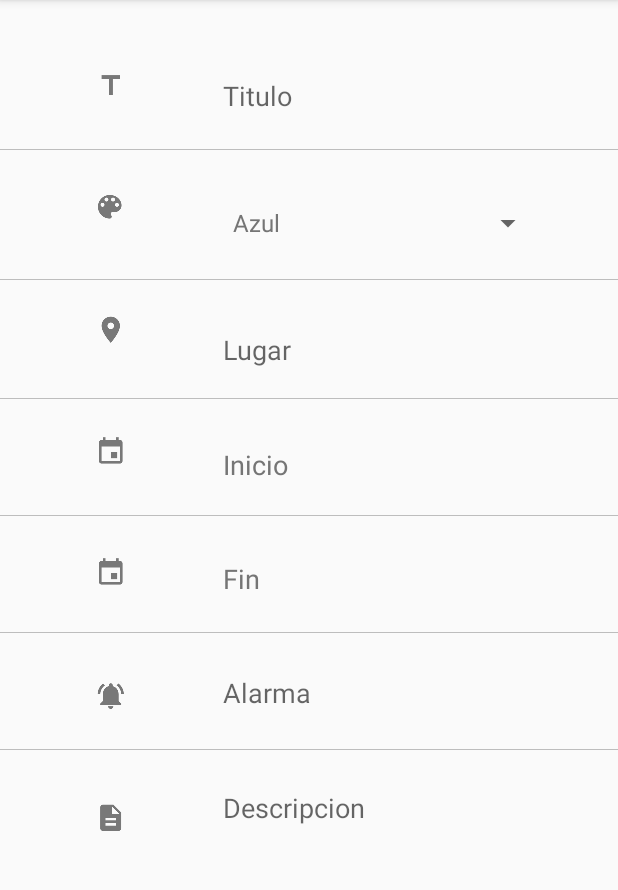
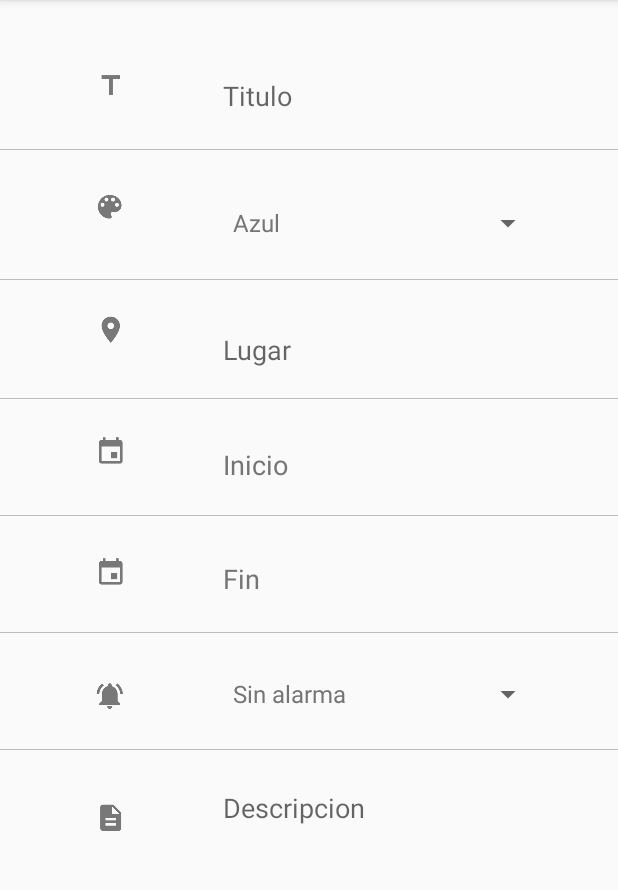
Before and after one commit to rodrigoAb21/AgendaKotlin, an Android app: the Formulario screen opened directly, with no data from a screen before it, on a phone screen of 412 x 824 dp, the part 84-974 px from its top. Run offline under Robolectric (Android 15) with nearby library versions, the phone set to English and light mode, and no system bars; 4 statements that could not run were skipped.

Commit message:
algunos ajustes
Se actualizo la tabla de la BD, se hizo la validacion de las fechas de inicio y fin, se creo el selector para la alarma y calcula la fecha para la alarma. (aun queda ver el SIN ALARMA)

```diff
--- a/app/src/main/java/com/uagrm/rodrigoab/agendakotlin/activities/MainActivity.kt
+++ b/app/src/main/java/com/uagrm/rodrigoab/agendakotlin/activities/MainActivity.kt
@@ -112,6 +112,7 @@ class MainActivity : AppCompatActivity() {
     private fun setupCalendar(){
         calendario!!.setUseThreeLetterAbbreviation(true)
         calendario!!.shouldSelectFirstDayOfMonthOnScroll(false)
+        calendario!!.shouldDrawIndicatorsBelowSelectedDays(true)
 
         formato = SimpleDateFormat("dd-MM-yyyy HH:mm:ss", Locale.getDefault())
         formato_dia =  SimpleDateFormat("dd-MM-yyyy", Locale.getDefault())
--- a/app/src/main/java/com/uagrm/rodrigoab/agendakotlin/models/Evento.kt
+++ b/app/src/main/java/com/uagrm/rodrigoab/agendakotlin/models/Evento.kt
@@ -7,12 +7,12 @@ class Evento {
     var lugar : String ?= null
     var inicio : String ?= null
     var fin : String ?= null
-    var alarma : Int ?= null
+    var alarma : String ?= null
     var descripcion : String ?= null
 
     constructor(){}
 
-    constructor(id: Int, color: String, nombre: String, lugar: String, inicio: String, fin: String, alarma: Int, descripcion: String) {
+    constructor(id: Int, color: String, nombre: String, lugar: String, inicio: String, fin: String, alarma: String, descripcion: String) {
         this.id = id
         this.color = color
         this.nombre = nombre
--- a/app/src/main/res/layout/activity_formulario.xml
+++ b/app/src/main/res/layout/activity_formulario.xml
@@ -31,7 +31,8 @@
             android:layout_height="41dp"
             android:layout_marginBottom="76dp"
             android:layout_marginTop="76dp"
-            android:spinnerMode="dialog"
+            android:spinnerMode="dropdown"
+            android:dropDownWidth="80dp"
             app:layout_constraintBottom_toBottomOf="@+id/edt_lugar"
             app:layout_constraintEnd_toEndOf="parent"
             app:layout_constraintHorizontal_bias="0.5"
@@ -79,15 +80,13 @@
             app:layout_constraintHorizontal_bias="0.5"
             app:layout_constraintStart_toEndOf="@+id/imageView6" />
 
-        <EditText
-            android:id="@+id/edt_alarma"
-            android:layout_width="wrap_content"
-            android:layout_height="wrap_content"
-            android:layout_marginBottom="25dp"
-            android:background="@android:color/transparent"
-            android:ems="10"
-            android:hint="@string/alarma"
-            android:inputType="textPersonName"
+        <Spinner
+            android:id="@+id/selector_alarma"
+            android:layout_width="215dp"
+            android:layout_height="41dp"
+            android:layout_marginBottom="16dp"
+            android:dropDownWidth="150dp"
+            android:spinnerMode="dropdown"
             app:layout_constraintBottom_toTopOf="@+id/view6"
             app:layout_constraintEnd_toEndOf="parent"
             app:layout_constraintHorizontal_bias="0.5"
@@ -176,7 +175,7 @@
             android:layout_height="wrap_content"
             android:layout_marginBottom="11dp"
             app:layout_constraintBottom_toTopOf="@+id/view6"
-            app:layout_constraintEnd_toStartOf="@+id/edt_alarma"
+            app:layout_constraintEnd_toStartOf="@+id/selector_alarma"
             app:layout_constraintHorizontal_bias="0.5"
             app:layout_constraintStart_toStartOf="parent"
             app:layout_constraintTop_toBottomOf="@+id/view5"
--- /dev/null
+++ b/app/src/main/res/values/items_alarma.xml
@@ -0,0 +1,10 @@
+<?xml version="1.0" encoding="utf-8"?>
+<resources>
+    <string-array name="items_alarma">
+        <item>Sin alarma</item>
+        <item>10 min antes</item>
+        <item>30 min antes</item>
+        <item>1 hora antes</item>
+        <item>1 dia antes</item>
+    </string-array>
+</resources>
```
Also changed, not shown: app/src/main/java/com/uagrm/rodrigoab/agendakotlin/activities/Formulario.kt (+56 -6 lines), app/src/main/java/com/uagrm/rodrigoab/agendakotlin/helpers/DBHelper.kt (+4 -4 lines).
